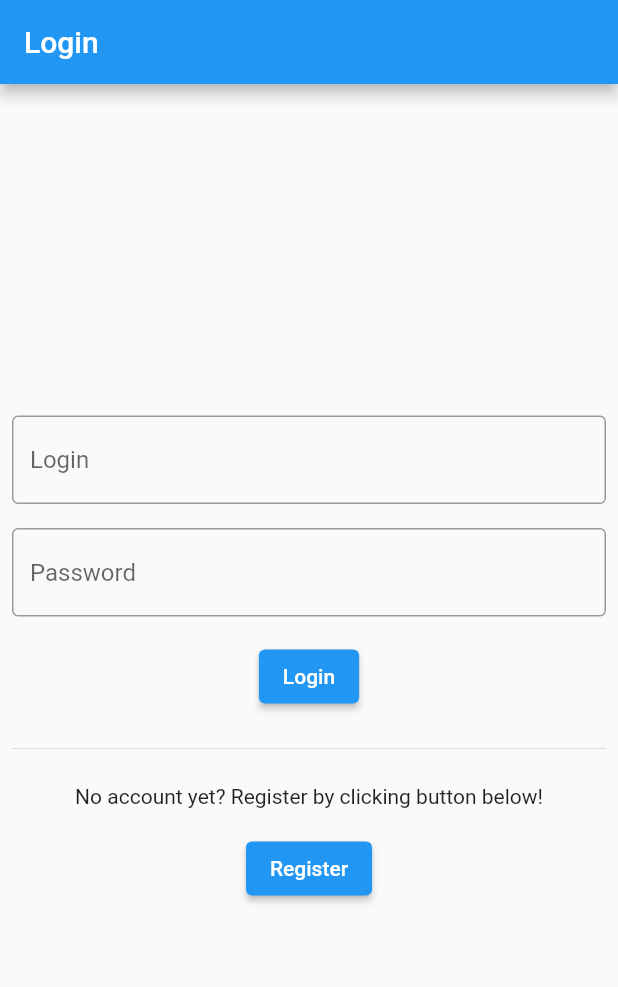
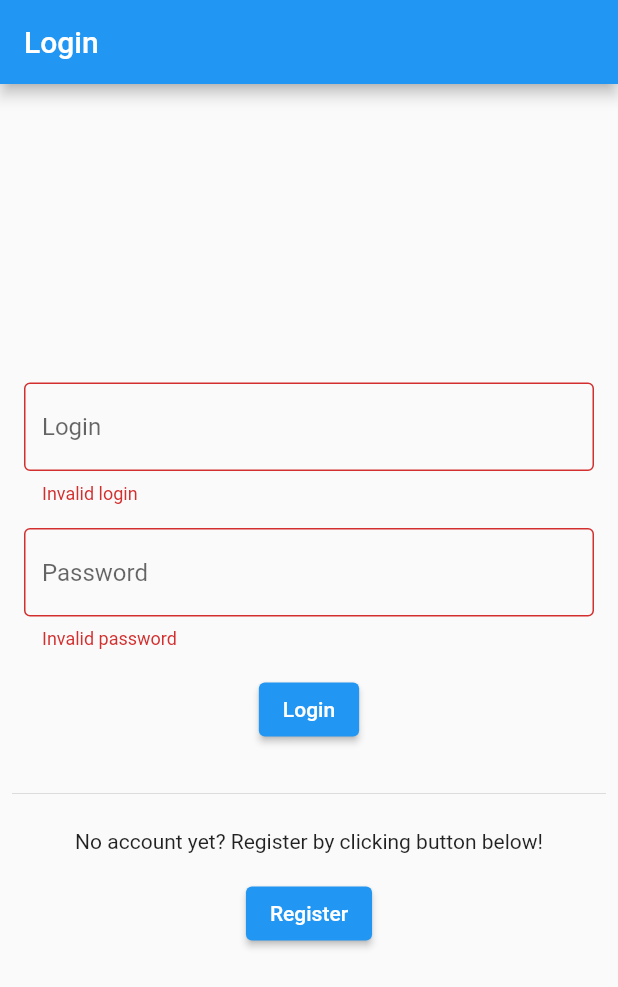
Before and after one commit to PiotrKlis/personal-trainer, a Flutter app: the screen it shows after launch, after a tap on "Login", on a phone screen of 412 x 824 dp. Shown: the top 987 px of the screen. Run offline on Flutter 3.47's test engine with Material 2 defaults, Android fonts, the phone set to English and light mode, and no system bars.

Commit message:
login screen work

```diff
--- a/lib/client_screen.dart
+++ b/lib/client_screen.dart
@@ -3,8 +3,7 @@ import 'package:flutter/material.dart';
 class ClientScreen extends StatelessWidget {
   @override
   Widget build(BuildContext context) {
-    return MaterialApp(
-      home: Scaffold(
+    return Scaffold(
         appBar: AppBar(
           title: Text('Client')
         ),
@@ -14,7 +13,6 @@ class ClientScreen extends StatelessWidget {
             Text('I am powerful client screen')
           ],
         ),
-      ),
     );
   }
 }
--- a/lib/login_screen.dart
+++ b/lib/login_screen.dart
@@ -10,9 +10,6 @@ class LoginScreen extends StatefulWidget {
 }
 
 class _LoginScreenState extends State<LoginScreen> {
-  String? login;
-  String? password;
-
   @override
   Widget build(BuildContext context) {
     return Scaffold(
@@ -24,32 +21,7 @@ class _LoginScreenState extends State<LoginScreen> {
         children: [
           Padding(
             padding: const EdgeInsets.all(8.0),
-            child: TextField(
-              onSubmitted: (value) {
-                login = value;
-              },
-              decoration: InputDecoration(
-                  border: OutlineInputBorder(), hintText: 'Login'),
-            ),
-          ),
-          Padding(
-            padding: const EdgeInsets.all(8.0),
-            child: TextField(
-              onSubmitted: (value) {
-                password = value;
-              },
-              decoration: InputDecoration(
-                  border: OutlineInputBorder(), hintText: 'Password'),
-            ),
-          ),
-          Padding(
-            padding: const EdgeInsets.all(8.0),
-            child: ElevatedButton(
-              onPressed: () {
-                validateInputs();
-              },
-              child: Text('Login'),
-            ),
+            child: MyCustomForm(),
           ),
           Padding(
             padding: const EdgeInsets.all(8.0),
@@ -75,19 +47,97 @@ class _LoginScreenState extends State<LoginScreen> {
       ),
     );
   }
+}
 
-  void validateInputs() {
-    if (login == "trainer" && password == "trainer") {
-      Navigator.push(
+class MyCustomForm extends StatefulWidget {
+  @override
+  _MyCustomFormState createState() => _MyCustomFormState();
+}
+
+class _MyCustomFormState extends State<MyCustomForm> {
+  final _formKey = GlobalKey<FormState>();
+  String? _login;
+  String? _password;
+
+  @override
+  Widget build(BuildContext context) {
+    return Form(
+      key: _formKey,
+      child: Column(
+        children: [
+          Padding(
+            padding: const EdgeInsets.all(8.0),
+            child: TextFormField(
+              validator: (value) {
+                return validateLogin(value);
+              },
+              decoration: InputDecoration(
+                  border: OutlineInputBorder(), hintText: 'Login'),
+            ),
+          ),
+          Padding(
+            padding: const EdgeInsets.all(8.0),
+            child: TextFormField(
+              obscureText: true,
+              validator: (value) {
+                return validatePassword(value);
+              },
+              decoration: InputDecoration(
+                  border: OutlineInputBorder(), hintText: 'Password'),
+            ),
+          ),
+          Padding(
+            padding: const EdgeInsets.all(8.0),
+            child: ElevatedButton(
+              onPressed: () {
+                if (_formKey.currentState!.validate()) {
+                  validateCredentials();
+                }
+              },
+              child: Text('Login'),
+            ),
+          ),
+        ],
+      ),
+    );
+  }
+
+  String? validatePassword(String? value) {
+    _password = value;
+    if (value == 'password') {
+      return null;
+    } else {
+      return 'Invalid password';
+    }
+  }
+
+  String? validateLogin(String? value) {
+    _login = value;
+    if (value == 'client' || value == 'trainer') {
+      return null;
+    } else {
+      return 'Invalid login';
+    }
+  }
+
+  void validateCredentials() {
+    switch (_login) {
+      case 'trainer':
+        {
+          Navigator.pushReplacement(
             context,
             MaterialPageRoute(builder: (context) => TrainerScreen()),
           );
         }
-    if (login == "client" && password == "client") {
-      Navigator.push(
+        break;
+      case 'client':
+        {
+          Navigator.pushReplacement(
             context,
             MaterialPageRoute(builder: (context) => ClientScreen()),
           );
         }
+        break;
     }
   }
+}
--- a/lib/trainer_screen.dart
+++ b/lib/trainer_screen.dart
@@ -3,8 +3,7 @@ import 'package:flutter/material.dart';
 class TrainerScreen extends StatelessWidget {
   @override
   Widget build(BuildContext context) {
-    return MaterialApp(
-      home: Scaffold(
+    return Scaffold(
         appBar: AppBar(
           title: Text("Trainer"),
         ),
@@ -14,7 +13,6 @@ class TrainerScreen extends StatelessWidget {
             Text('I am powerful trainer screen')
           ],
         ),
-      ),
     );
   }
 }
```
Lines whose indentation alone changed are shown as unchanged.
